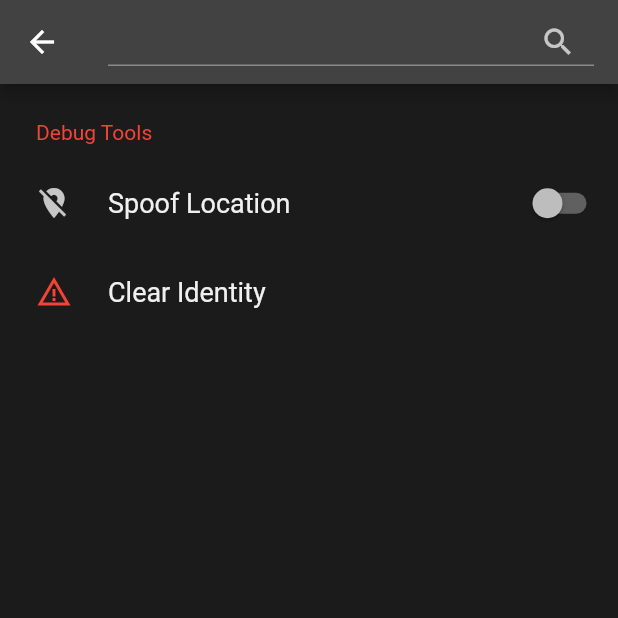
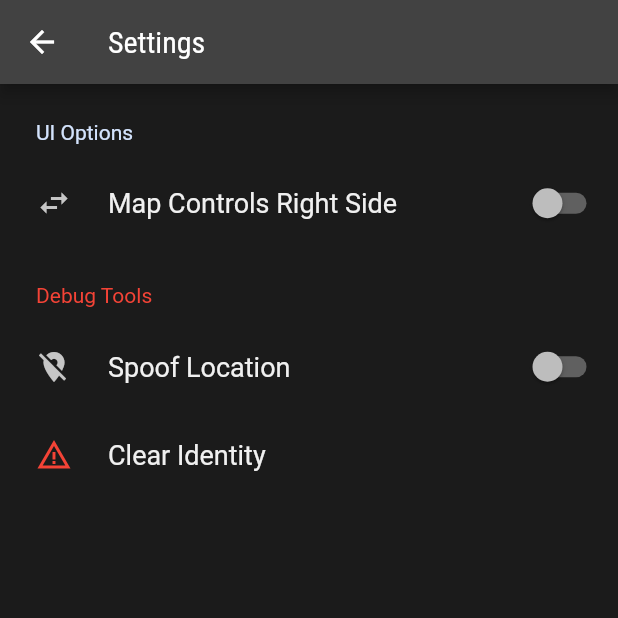
Before and after one commit to eidolonFIRE/xcNav, a Flutter app: the SettingsEditor screen opened by its route, on a phone screen of 412 x 824 dp, the top half of it. Run offline on Flutter 3.47's test engine with Material 2 defaults, Android fonts, the phone set to English and light mode, and no system bars; drawn by our look-alikes of settings_ui; our stand-ins replace file_picker, flutter_image_compress, flutter_local_notifications, flutter_map, flutter_svg, focus_detector and 6 more; missing offline and left inert: flutter_map_dragmarker, flutter_map_line_editor, image_crop, qr_code_scanner; accounts and stored records are empty; network calls fail; statements that could not run were skipped.

Commit message:
map icons moveable

```diff
--- a/lib/providers/settings.dart
+++ b/lib/providers/settings.dart
@@ -1,11 +1,50 @@
 import 'package:flutter/material.dart';
+import 'package:shared_preferences/shared_preferences.dart';
+
+enum DisplayUnits {
+  english,
+  metric1, // kph
+  metric2, // m/s
+}
 
 class Settings with ChangeNotifier {
   bool _spoofLocation = false;
   bool _showAirspace = false;
+  DisplayUnits _displayUnits = DisplayUnits.english;
+  bool _mapControlsRightSide = false;
 
-  // TODO: map buttons setting
-  // bool _mapIconsRightSide = false;
+  Settings() {
+    _loadSettings();
+  }
+
+  _loadSettings() {
+    SharedPreferences.getInstance().then((prefs) {
+      _displayUnits =
+          DisplayUnits.values[prefs.getInt("settings.displayUnits") ?? 0];
+      _mapControlsRightSide =
+          prefs.getBool("settings.mapControlsRightSide") ?? false;
+    });
+  }
+
+  // --- mapControlsRightSide
+  bool get mapControlsRightSide => _mapControlsRightSide;
+  set mapControlsRightSide(bool value) {
+    _mapControlsRightSide = value;
+    SharedPreferences.getInstance().then((prefs) {
+      prefs.setBool("settings.mapControlsRightSide", _mapControlsRightSide);
+    });
+    notifyListeners();
+  }
+
+  // --- displayUnits
+  DisplayUnits get displayUnits => _displayUnits;
+  set displayUnits(DisplayUnits value) {
+    _displayUnits = value;
+    SharedPreferences.getInstance().then((prefs) {
+      prefs.setInt("settings.displayUnits", _displayUnits.index);
+    });
+    notifyListeners();
+  }
 
   bool get spoofLocation => _spoofLocation;
   set spoofLocation(bool value) {
--- a/lib/screens/settings_editor.dart
+++ b/lib/screens/settings_editor.dart
@@ -21,18 +21,31 @@ class _SettingsEditorState extends State<SettingsEditor> {
     return Consumer<Settings>(builder: ((context, settings, child) {
       return Scaffold(
           appBar: AppBar(
-            title: SizedBox(
-              height: 32,
-              child: TextField(
-                style: const TextStyle(fontSize: 24),
-                controller: searchInput,
-                decoration:
-                    const InputDecoration(suffixIcon: Icon(Icons.search)),
-              ),
-            ),
+            title: const Text("Settings"),
+            // TODO: when we have enough settings, we can use a search
+            // title: SizedBox(
+            //   height: 32,
+            //   child: TextField(
+            //     style: const TextStyle(fontSize: 24),
+            //     controller: searchInput,
+            //     decoration:
+            //         const InputDecoration(suffixIcon: Icon(Icons.search)),
+            //   ),
+            // ),
           ),
           body: SettingsList(
             sections: [
+              SettingsSection(
+                title: const Text("UI Options"),
+                tiles: [
+                  SettingsTile.switchTile(
+                    initialValue: settings.mapControlsRightSide,
+                    onToggle: (value) => settings.mapControlsRightSide = value,
+                    title: const Text("Map Controls Right Side"),
+                    leading: const Icon(Icons.swap_horiz),
+                  )
+                ],
+              ),
               SettingsSection(
                   title: const Text(
                     "Debug Tools",
```
Also changed, not shown: lib/screens/home.dart (+34 -10 lines).
